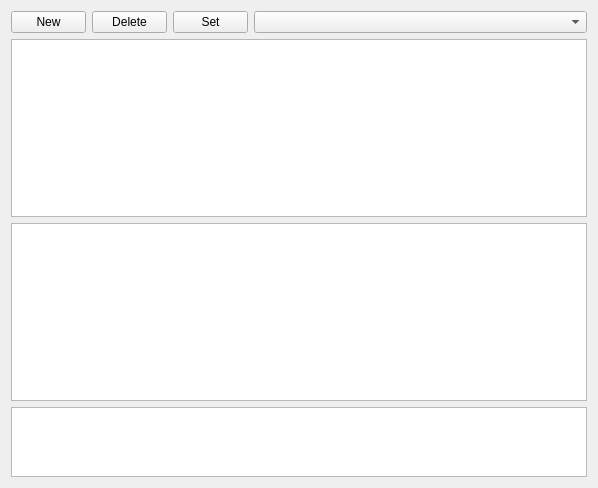
Above: source/forms/paramselector.ui from mattphillipsphd/DynaSys before the change. Below: the same form after it.
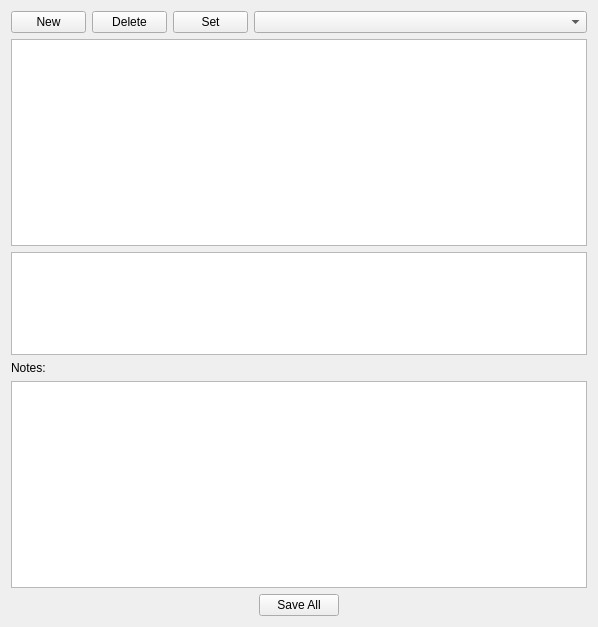
That is the form after the change.

The edit to the form file:
```diff
--- a/source/forms/paramselector.ui
+++ b/source/forms/paramselector.ui
@@ -7,13 +7,13 @@
     <x>0</x>
     <y>0</y>
     <width>598</width>
-    <height>488</height>
+    <height>627</height>
    </rect>
   </property>
   <property name="windowTitle">
    <string>Parameter Set Selection</string>
   </property>
-  <layout class="QVBoxLayout" name="verticalLayout" stretch="0,0,0,2">
+  <layout class="QVBoxLayout" name="verticalLayout" stretch="0,2,1,0,2,0">
    <item>
     <layout class="QHBoxLayout" name="horizontalLayout">
      <item>
@@ -66,9 +66,53 @@
    <item>
     <widget class="QTableWidget" name="tblInputFiles"/>
    </item>
+   <item>
+    <widget class="QLabel" name="label">
+     <property name="text">
+      <string>Notes:</string>
+     </property>
+    </widget>
+   </item>
    <item>
     <widget class="QPlainTextEdit" name="txtNotes"/>
    </item>
+   <item>
+    <layout class="QHBoxLayout" name="horizontalLayout_2">
+     <item>
+      <spacer name="horizontalSpacer_2">
+       <property name="orientation">
+        <enum>Qt::Horizontal</enum>
+       </property>
+       <property name="sizeHint" stdset="0">
+        <size>
+         <width>40</width>
+         <height>20</height>
+        </size>
+       </property>
+      </spacer>
+     </item>
+     <item>
+      <widget class="QPushButton" name="btnSave">
+       <property name="text">
+        <string>Save All</string>
+       </property>
+      </widget>
+     </item>
+     <item>
+      <spacer name="horizontalSpacer">
+       <property name="orientation">
+        <enum>Qt::Horizontal</enum>
+       </property>
+       <property name="sizeHint" stdset="0">
+        <size>
+         <width>40</width>
+         <height>20</height>
+        </size>
+       </property>
+      </spacer>
+     </item>
+    </layout>
+   </item>
   </layout>
  </widget>
  <resources/>
```
